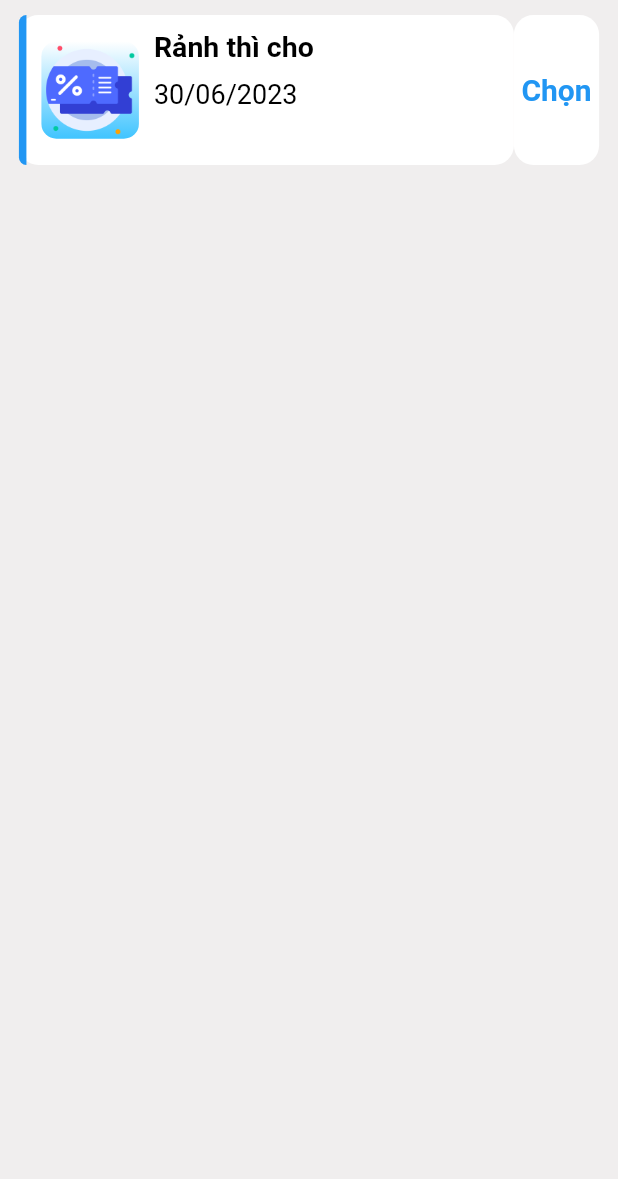
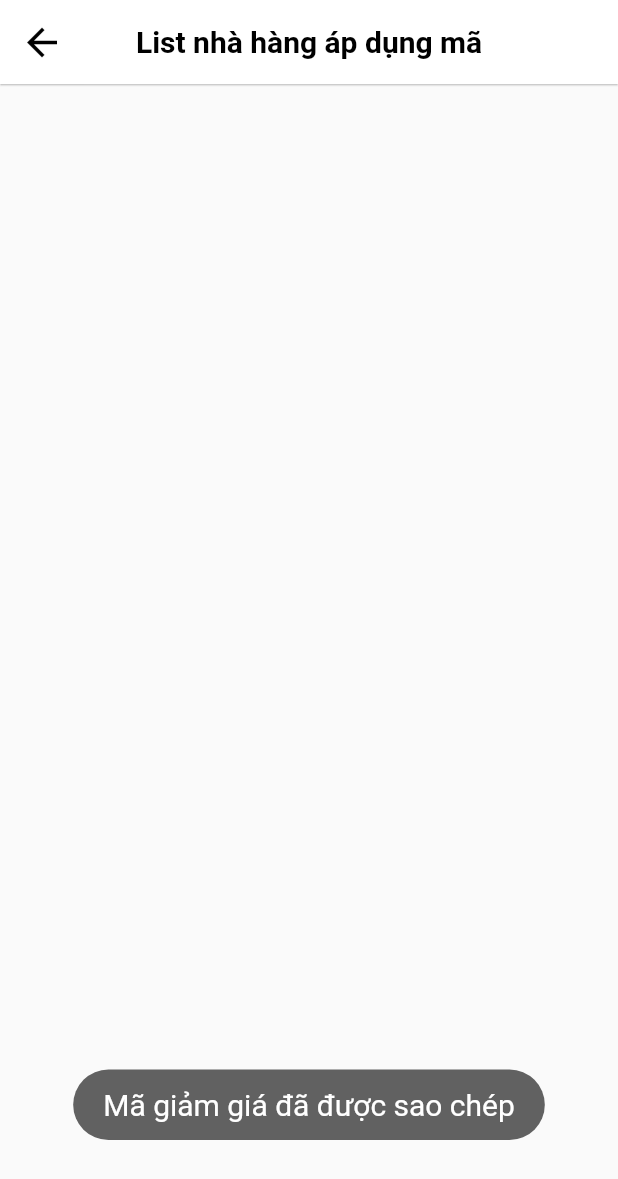
Before and after one commit to vuongchihai/duAn_BaeMaxFK, a Flutter app: the SubScreen_2 screen opened directly, after a tap on "Chọn", on a phone screen of 412 x 824 dp. Shown: the top 1179 px of the screen. Run offline on Flutter 3.47's test engine with Material 2 defaults, Android fonts, the phone set to English and light mode, and no system bars; our stand-ins replace carousel_slider, fluttertoast, scroll_date_picker.

Commit message:
vi coupon dang lam list ds nha hang duoc ap dung chua xong

```diff
--- a/sourceCode_BaeMax/baemax/lib/modal/phieuKM.dart
+++ b/sourceCode_BaeMax/baemax/lib/modal/phieuKM.dart
@@ -2,14 +2,12 @@ class PhieuKM {
   final String id_phieuKM;
   final String ten_phieuKM;
   final DateTime HSD_phieuKM;
-  final String loai_KM;
   final List<String> noiDung_phieuKM;
 
   PhieuKM(
       {required this.id_phieuKM,
       required this.ten_phieuKM,
       required this.HSD_phieuKM,
-      required this.loai_KM,
       required this.noiDung_phieuKM});
 }
 
--- a/sourceCode_BaeMax/baemax/lib/pages/page_chiTietPhieuKM.dart
+++ b/sourceCode_BaeMax/baemax/lib/pages/page_chiTietPhieuKM.dart
@@ -90,7 +90,7 @@ class _thongTinChiTietPhieuKMPageState
                         children: [
                           Container(
                             decoration: BoxDecoration(
-                              borderRadius: BorderRadius.circular(10),
+                              borderRadius: BorderRadius.circular(7),
                               color: Colors.blue,
                             ),
                             padding: const EdgeInsets.symmetric(
@@ -98,7 +98,7 @@ class _thongTinChiTietPhieuKMPageState
                               vertical: 3,
                             ),
                             child: Text(
-                              widget.item.loai_KM,
+                              widget.item.id_phieuKM,
                               style: const TextStyle(
                                 fontSize: 22,
                                 color: Colors.white,
--- /dev/null
+++ b/sourceCode_BaeMax/baemax/lib/pages/page_danhSachNhaHangDuocApDung.dart
@@ -0,0 +1,28 @@
+import 'package:flutter/material.dart';
+
+class nhaHangDuocApDungGiamGiaPage extends StatelessWidget {
+  const nhaHangDuocApDungGiamGiaPage({super.key});
+
+  @override
+  Widget build(BuildContext context) {
+    return Scaffold(
+      appBar: AppBar(
+        backgroundColor: Colors.white,
+        elevation: 0.5,
+        centerTitle: true,
+        title: const Text(
+          'List nhà hàng áp dụng mã',
+          style: TextStyle(
+            fontSize: 20,
+            color: Colors.black,
+            fontWeight: FontWeight.bold,
+          ),
+        ),
+        iconTheme: const IconThemeData(
+          color: Colors.black,
+          size: 30,
+        ),
+      ),
+    );
+  }
+}
--- a/sourceCode_BaeMax/baemax/lib/widgets/viCoupon_ItemphieuKM.dart
+++ b/sourceCode_BaeMax/baemax/lib/widgets/viCoupon_ItemphieuKM.dart
@@ -1,14 +1,38 @@
 import 'package:baemax/pages/page_chiTietPhieuKM.dart';
+import 'package:baemax/pages/page_danhSachNhaHangDuocApDung.dart';
 import 'package:flutter/material.dart';
+import 'package:fluttertoast/fluttertoast.dart';
 import 'package:intl/intl.dart';
 
-class ItemPhieuKMViCoupon extends StatelessWidget {
+class ItemPhieuKMViCoupon extends StatefulWidget {
   ItemPhieuKMViCoupon({
     Key? key,
     required this.item,
   }) : super(key: key);
 
   var item;
+
+  @override
+  State<ItemPhieuKMViCoupon> createState() => _ItemPhieuKMViCouponState();
+}
+
+class _ItemPhieuKMViCouponState extends State<ItemPhieuKMViCoupon> {
+  String maText = 'Zalo';
+  late String maSearchText;
+
+  @override
+  void initState() {
+    super.initState();
+    maSearchText = widget.item.id_phieuKM;
+  }
+
+  String getPathImage() {
+    if (maSearchText.toLowerCase().contains(maText.toLowerCase())) {
+      return 'images/hinh_74.png';
+    } else {
+      return 'images/hinh_18.png';
+    }
+  }
 
   @override
   Widget build(BuildContext context) {
@@ -21,7 +45,8 @@ class ItemPhieuKMViCoupon extends StatelessWidget {
               Navigator.push(
                 context,
                 MaterialPageRoute(
-                  builder: (context) => thongTinChiTietPhieuKMPage(item: item),
+                  builder: (context) =>
+                      thongTinChiTietPhieuKMPage(item: widget.item),
                 ),
               );
             },
@@ -69,10 +94,9 @@ class ItemPhieuKMViCoupon extends StatelessWidget {
                             ),
                             borderRadius: BorderRadius.circular(10),
                           ),
-                          child: const Image(
-                            image: AssetImage(
-                              'images/hinh_56.png',
-                            ),
+                          child: Image(
+                            image: AssetImage(getPathImage()),
+                            fit: BoxFit.cover,
                           ),
                         ),
                         const SizedBox(
@@ -84,7 +108,7 @@ class ItemPhieuKMViCoupon extends StatelessWidget {
                             crossAxisAlignment: CrossAxisAlignment.start,
                             children: [
                               Text(
-                                item.ten_phieuKM,
+                                widget.item.ten_phieuKM,
                                 style: const TextStyle(
                                   fontSize: 19,
                                   color: Colors.black,
@@ -97,7 +121,8 @@ class ItemPhieuKMViCoupon extends StatelessWidget {
                                 height: 10,
                               ),
                               Text(
-                                DateFormat('dd/MM/yyyy').format(item.HSD_phieuKM),
+                                DateFormat('dd/MM/yyyy')
+                                    .format(widget.item.HSD_phieuKM),
                                 style: const TextStyle(
                                   fontSize: 18,
                                   color: Colors.black,
@@ -115,7 +140,20 @@ class ItemPhieuKMViCoupon extends StatelessWidget {
           ),
           GestureDetector(
             onTap: () {
-              print('b');
+              Fluttertoast.showToast(
+                msg: 'Mã giảm giá đã được sao chép',
+                toastLength: Toast.LENGTH_SHORT,
+                timeInSecForIosWeb: 1,
+                backgroundColor: Color.fromARGB(255, 97, 97, 97),
+                textColor: Colors.white,
+                fontSize: 20,
+              );
+              Navigator.push(
+                context,
+                MaterialPageRoute(
+                  builder: (context) => nhaHangDuocApDungGiamGiaPage(),
+                ),
+              );
             },
             child: Container(
               height: 100,
@@ -138,7 +176,7 @@ class ItemPhieuKMViCoupon extends StatelessWidget {
                 ),
               ),
             ),
-          )
+          ),
         ],
       ),
     );
--- a/sourceCode_BaeMax/baemax/lib/widgets/viCoupon_Screen_1.dart
+++ b/sourceCode_BaeMax/baemax/lib/widgets/viCoupon_Screen_1.dart
@@ -14,10 +14,9 @@ class _SubScreen_1State extends State<SubScreen_1> {
 
   final List<PhieuKM> itemsPhieuKMs = [
     PhieuKM(
-      id_phieuKM: 'KM01',
+      id_phieuKM: 'ZALODFG',
       ten_phieuKM: 'Quán mới nên khao',
       HSD_phieuKM: DateTime(2023, 06, 07),
-      loai_KM: 'QUANMOIKHAOSG15',
       noiDung_phieuKM: [
         'Coupon giảm 15000đ cho đơn từ 30000đ.',
         'Coupon áp dụng cho các nhà hàng có trong chương trình.',
@@ -27,10 +26,9 @@ class _SubScreen_1State extends State<SubScreen_1> {
       ],
     ),
     PhieuKM(
-      id_phieuKM: 'KM01',
+      id_phieuKM: 'ZALOSDKFJ',
       ten_phieuKM: 'Rảnh thì cho',
       HSD_phieuKM: DateTime(2023, 06, 30),
-      loai_KM: 'RANHTHICHOSG30',
       noiDung_phieuKM: [
         'Coupon giảm 15000đ cho đơn từ 30000đ.',
         'Coupon áp dụng cho các nhà hàng có trong chương trình.',
--- a/sourceCode_BaeMax/baemax/lib/widgets/viCoupon_Screen_2.dart
+++ b/sourceCode_BaeMax/baemax/lib/widgets/viCoupon_Screen_2.dart
@@ -17,7 +17,18 @@ class _SubScreen_2State extends State<SubScreen_2> {
       id_phieuKM: 'KM01',
       ten_phieuKM: 'Rảnh thì cho',
       HSD_phieuKM: DateTime(2023, 06, 30),
-      loai_KM: 'RANHTHICHOSG30',
+      noiDung_phieuKM: [
+        'Coupon giảm 15000đ cho đơn từ 30000đ.',
+        'Coupon áp dụng cho các nhà hàng có trong chương trình.',
+        'Coupon sử dụng được nhiều lần trong ngày.',
+        'Chương trình có thể thay đổi nội dung và kết thúc sớm hơn dự kiến theo chính sách công ty.',
+        'Để biết thêm chi tiết, vui lòng liên hệ bộ phân Chăm Sóc Khác Hàng qua SĐT: 0949162193 hoặc Email: vuongchihai0711@gmail.com',
+      ],
+    ),
+    PhieuKM(
+      id_phieuKM: 'ZALOKHAO',
+      ten_phieuKM: 'Rảnh thì cho',
+      HSD_phieuKM: DateTime(2023, 06, 30),
       noiDung_phieuKM: [
         'Coupon giảm 15000đ cho đơn từ 30000đ.',
         'Coupon áp dụng cho các nhà hàng có trong chương trình.',
@@ -42,8 +53,15 @@ class _SubScreen_2State extends State<SubScreen_2> {
         child: SingleChildScrollView(
           child: Column(
             children: itemsPhieuKMs
-                .map((item) => ItemPhieuKMViCoupon(
-                      item: item,
+                .map((item) => Column(
+                      children: [
+                        ItemPhieuKMViCoupon(
+                          item: item,
+                        ),
+                        const SizedBox(
+                          height: 15,
+                        ),
+                      ],
                     ))
                 .toList(),
           ),
--- a/sourceCode_BaeMax/baemax/pubspec.yaml
+++ b/sourceCode_BaeMax/baemax/pubspec.yaml
@@ -44,6 +44,7 @@ dependencies:
   http: ^1.0.0
   geocoding: ^2.1.0
   google_places_flutter: ^2.0.5
+  fluttertoast: ^8.0.8
 
 dev_dependencies:
   flutter_test:
```
Also changed, not shown: file_img/hinh_74.png (added), sourceCode_BaeMax/baemax/images/hinh_74.png (added), sourceCode_BaeMax/baemax/pubspec.lock.
